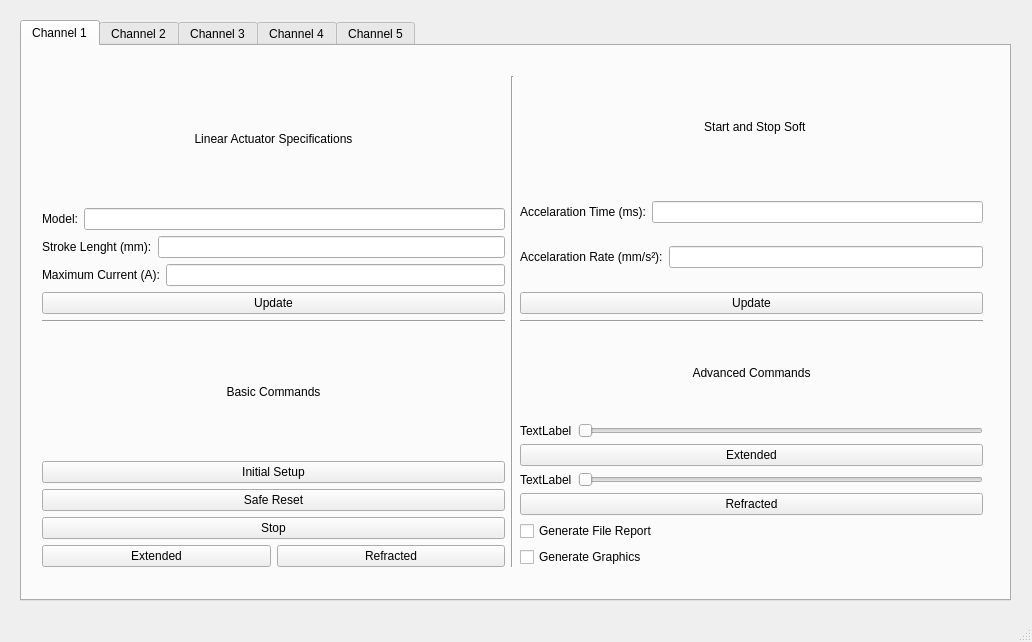
First picture: the form in mainwindow.ui, repository up201505284/CentralUnit, before the edit.
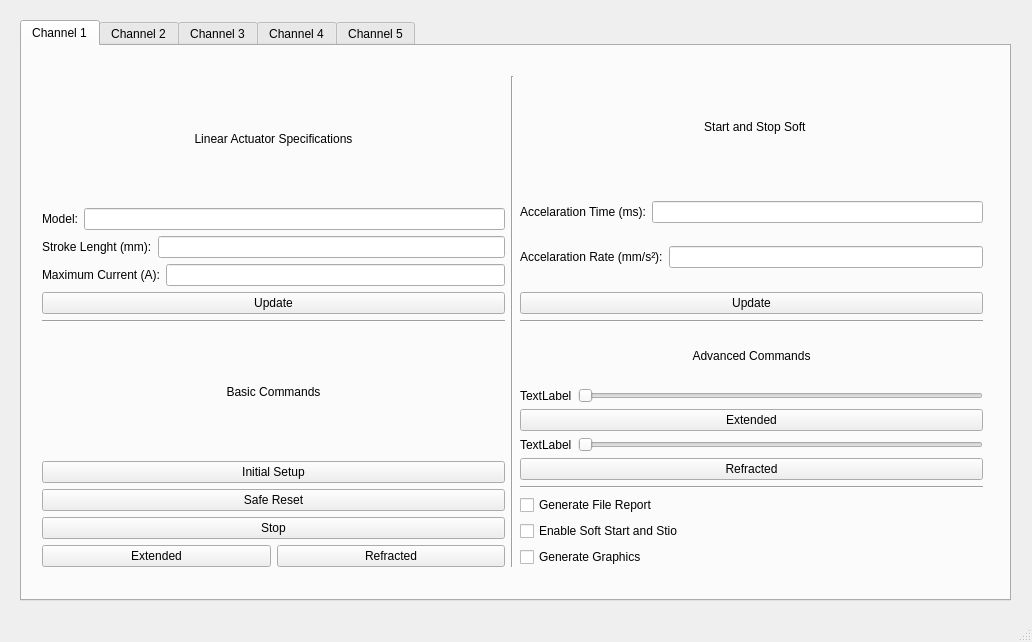
Second picture: the form after the edit. The open tabs and pages were chosen to show the change.

The edit to the form file:
```diff
--- a/mainwindow.ui
+++ b/mainwindow.ui
@@ -319,6 +319,13 @@
            </property>
           </widget>
          </item>
+         <item>
+          <widget class="Line" name="line_5">
+           <property name="orientation">
+            <enum>Qt::Horizontal</enum>
+           </property>
+          </widget>
+         </item>
          <item>
           <widget class="QCheckBox" name="checkBoxFileReport_channel1">
            <property name="text">
@@ -326,6 +333,13 @@
            </property>
           </widget>
          </item>
+         <item>
+          <widget class="QCheckBox" name="checkBoxPwm_channel1">
+           <property name="text">
+            <string>Enable Soft Start and Stio</string>
+           </property>
+          </widget>
+         </item>
          <item>
           <widget class="QCheckBox" name="checkBoxGraphics_channel1">
            <property name="text">
```
Left out of the diff: 58 changed lines with no effect on the pictures.
